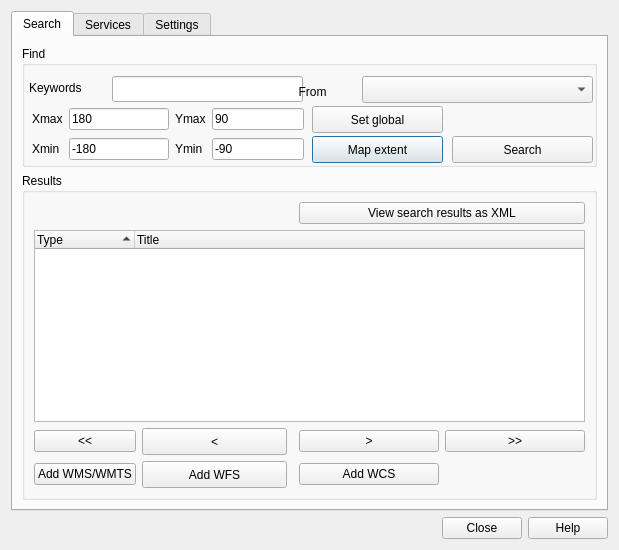
First picture: the form in plugin/MetaSearch/ui/maindialog.ui, repository nextgis/qgis_cswclient, before the edit.
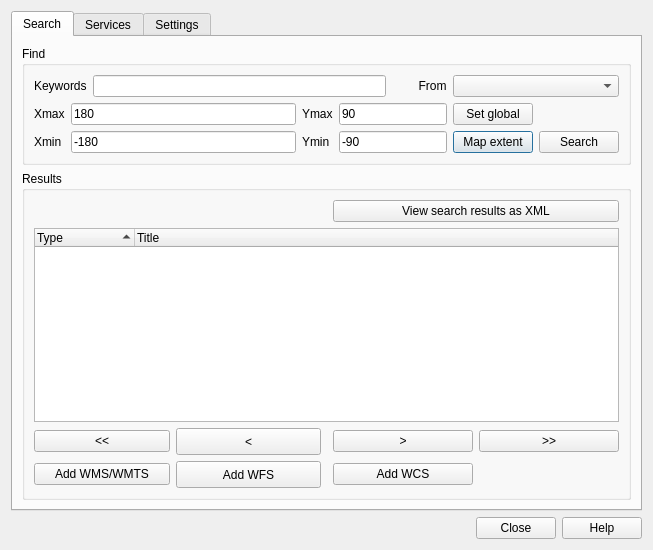
Second picture: the form after the edit.

Commit message: fix for resizing problems of maindialog

Diff of the .ui file:
```diff
--- a/plugin/MetaSearch/ui/maindialog.ui
+++ b/plugin/MetaSearch/ui/maindialog.ui
@@ -6,7 +6,7 @@
    <rect>
     <x>0</x>
     <y>0</y>
-    <width>608</width>
+    <width>653</width>
     <height>550</height>
    </rect>
   </property>
@@ -27,7 +27,7 @@
        <item>
         <widget class="QGroupBox" name="groupBox">
          <property name="sizePolicy">
-          <sizepolicy hsizetype="Expanding" vsizetype="Expanding">
+          <sizepolicy hsizetype="Expanding" vsizetype="Fixed">
            <horstretch>0</horstretch>
            <verstretch>0</verstretch>
           </sizepolicy>
@@ -35,100 +35,56 @@
          <property name="title">
           <string>Find</string>
          </property>
+         <layout class="QGridLayout" name="gridLayout_3">
+          <item row="0" column="1">
+           <widget class="QLineEdit" name="leKeywords">
+            <property name="sizePolicy">
+             <sizepolicy hsizetype="Expanding" vsizetype="Fixed">
+              <horstretch>0</horstretch>
+              <verstretch>0</verstretch>
+             </sizepolicy>
+            </property>
+           </widget>
+          </item>
+          <item row="0" column="0">
          <widget class="QLabel" name="label_3">
-          <property name="geometry">
-           <rect>
-            <x>7</x>
-            <y>33</y>
-            <width>71</width>
-            <height>18</height>
-           </rect>
-          </property>
           <property name="text">
            <string>Keywords</string>
           </property>
          </widget>
-         <widget class="QLineEdit" name="leKeywords">
-          <property name="geometry">
-           <rect>
-            <x>90</x>
-            <y>30</y>
-            <width>191</width>
-            <height>26</height>
-           </rect>
-          </property>
-         </widget>
+          </item>
+          <item row="2" column="3" colspan="2">
          <widget class="QPushButton" name="btnCanvasBbox">
-          <property name="geometry">
-           <rect>
-            <x>290</x>
-            <y>90</y>
-            <width>131</width>
-            <height>27</height>
-           </rect>
-          </property>
           <property name="text">
            <string>Map extent</string>
           </property>
          </widget>
-         <widget class="QComboBox" name="cmbConnectionsSearch">
-          <property name="geometry">
-           <rect>
-            <x>340</x>
-            <y>30</y>
-            <width>231</width>
-            <height>27</height>
-           </rect>
-          </property>
-         </widget>
-         <widget class="QLabel" name="label">
-          <property name="geometry">
-           <rect>
-            <x>250</x>
-            <y>30</y>
-            <width>78</width>
-            <height>31</height>
-           </rect>
-          </property>
+          </item>
+          <item row="2" column="5">
+           <widget class="QPushButton" name="btnSearch">
           <property name="text">
-           <string>        From</string>
-          </property>
-         </widget>
+             <string>Search</string>
+            </property>
+           </widget>
+          </item>
+          <item row="1" column="3" colspan="2">
          <widget class="QPushButton" name="btnGlobalBbox">
-          <property name="geometry">
-           <rect>
-            <x>290</x>
-            <y>60</y>
-            <width>131</width>
-            <height>27</height>
-           </rect>
-          </property>
           <property name="text">
            <string>Set global</string>
           </property>
          </widget>
-         <widget class="QPushButton" name="btnSearch">
-          <property name="geometry">
-           <rect>
-            <x>430</x>
-            <y>90</y>
-            <width>141</width>
-            <height>27</height>
-           </rect>
-          </property>
-          <property name="text">
-           <string>Search</string>
-          </property>
-         </widget>
-         <widget class="QWidget" name="layoutWidget">
-          <property name="geometry">
-           <rect>
-            <x>10</x>
-            <y>60</y>
-            <width>272</width>
-            <height>58</height>
-           </rect>
-          </property>
+          </item>
+          <item row="0" column="3" colspan="3">
+           <widget class="QComboBox" name="cmbConnectionsSearch">
+            <property name="sizePolicy">
+             <sizepolicy hsizetype="Expanding" vsizetype="Fixed">
+              <horstretch>0</horstretch>
+              <verstretch>0</verstretch>
+             </sizepolicy>
+            </property>
+           </widget>
+          </item>
+          <item row="1" column="0" rowspan="2" colspan="3">
           <layout class="QGridLayout" name="gridLayout_2">
            <item row="0" column="0">
             <widget class="QLabel" name="label_4">
@@ -214,20 +170,25 @@
             </widget>
            </item>
           </layout>
-         </widget>
-         <zorder>label_3</zorder>
-         <zorder>leKeywords</zorder>
-         <zorder>btnCanvasBbox</zorder>
-         <zorder>cmbConnectionsSearch</zorder>
-         <zorder>label</zorder>
-         <zorder>btnGlobalBbox</zorder>
-         <zorder>btnSearch</zorder>
-         <zorder>layoutWidget</zorder>
-         <zorder>groupBox_2</zorder>
+          </item>
+          <item row="0" column="2">
+           <widget class="QLabel" name="label">
+            <property name="text">
+             <string>        From</string>
+            </property>
+           </widget>
+          </item>
+         </layout>
         </widget>
        </item>
        <item>
         <widget class="QGroupBox" name="groupBox_2">
+         <property name="sizePolicy">
+          <sizepolicy hsizetype="Preferred" vsizetype="Expanding">
+           <horstretch>0</horstretch>
+           <verstretch>0</verstretch>
+          </sizepolicy>
+         </property>
          <property name="title">
           <string>Results</string>
          </property>
@@ -306,6 +267,12 @@
           </item>
           <item row="4" column="0">
            <widget class="QPushButton" name="btnAddToWms">
+            <property name="sizePolicy">
+             <sizepolicy hsizetype="Expanding" vsizetype="Fixed">
+              <horstretch>0</horstretch>
+              <verstretch>0</verstretch>
+             </sizepolicy>
+            </property>
             <property name="text">
              <string>Add WMS/WMTS</string>
             </property>
@@ -313,6 +280,12 @@
           </item>
           <item row="4" column="1">
            <widget class="QPushButton" name="btnAddToWfs">
+            <property name="sizePolicy">
+             <sizepolicy hsizetype="Expanding" vsizetype="Fixed">
+              <horstretch>0</horstretch>
+              <verstretch>0</verstretch>
+             </sizepolicy>
+            </property>
             <property name="minimumSize">
              <size>
               <width>145</width>
@@ -339,6 +312,12 @@
           </item>
           <item row="4" column="3">
            <widget class="QPushButton" name="btnAddToWcs">
+            <property name="sizePolicy">
+             <sizepolicy hsizetype="Expanding" vsizetype="Fixed">
+              <horstretch>0</horstretch>
+              <verstretch>0</verstretch>
+             </sizepolicy>
+            </property>
             <property name="text">
              <string>Add WCS</string>
             </property>
```
Lines whose indentation alone changed are shown as unchanged.
